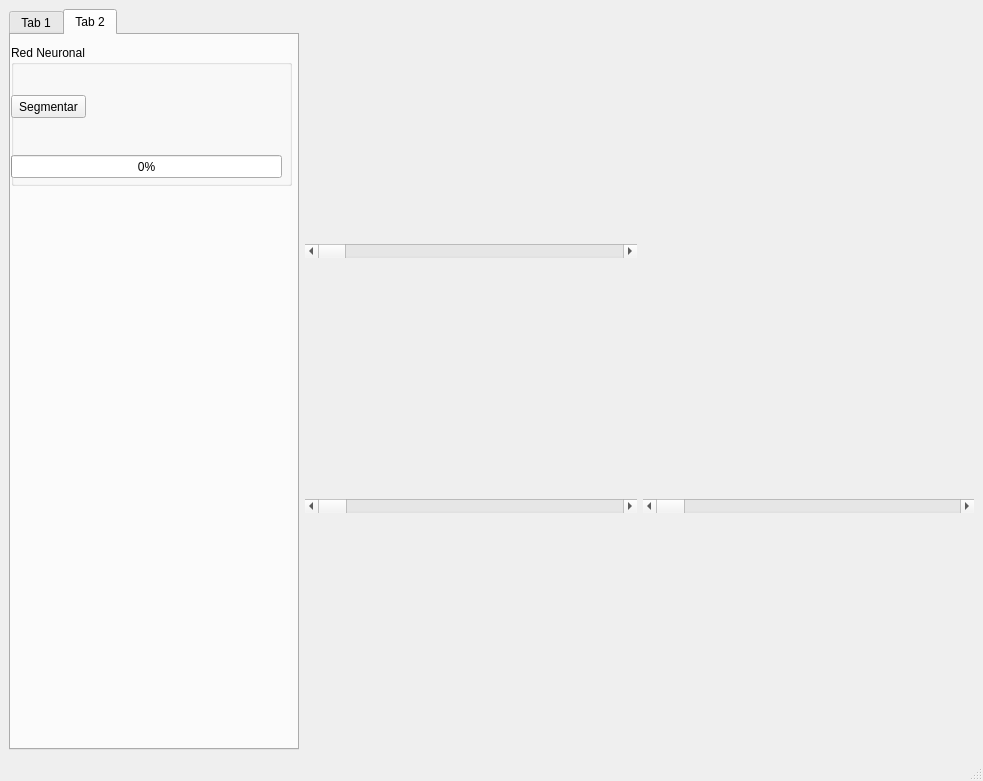
Old version of the form gui_designer.ui in the repository SrMike/Segmentador_de_tejidos.
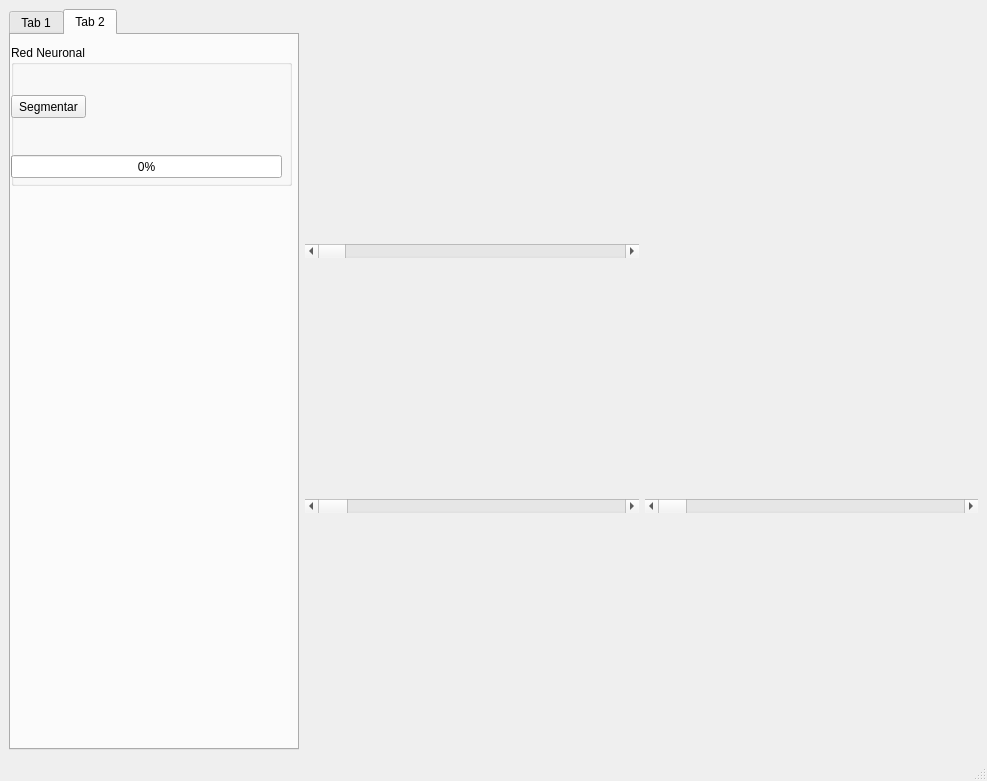
New version of the form.

Patch:
```diff
--- a/gui_designer.ui
+++ b/gui_designer.ui
@@ -9,7 +9,7 @@
    <rect>
     <x>0</x>
     <y>0</y>
-    <width>983</width>
+    <width>987</width>
     <height>781</height>
    </rect>
   </property>
```
Left out of the diff: 4 changed lines with no effect on the pictures.
